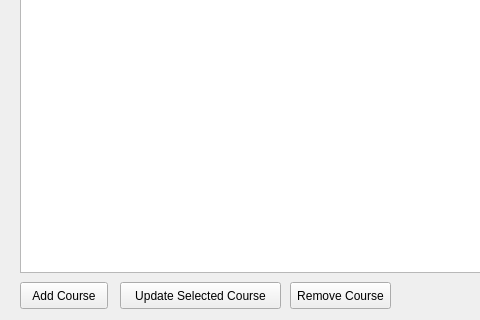
First picture: the form in client/CourseView/coursemanagementview.ui, repository RemyGratwohl/cuTPS_D4_teaQup, before the edit; both pictures show x 0 to 480 and y 88 to 408 of the 588 by 408 pixel window.
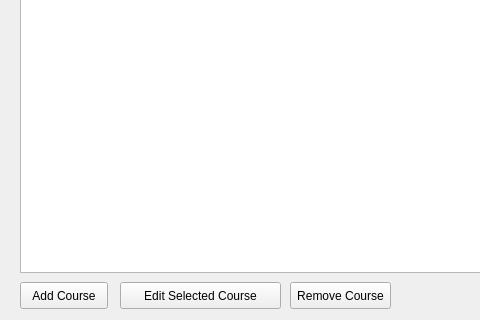
Second picture: the form after the edit. The open tabs and pages were chosen to show the change.

Commit message: Added content manager book and course tables.

Diff of the .ui file:
```diff
--- a/client/CourseView/coursemanagementview.ui
+++ b/client/CourseView/coursemanagementview.ui
@@ -111,7 +111,7 @@
       </rect>
      </property>
      <property name="text">
-      <string>Update Selected Course</string>
+      <string>Edit Selected Course</string>
      </property>
     </widget>
     <widget class="QPushButton" name="removeCourseButton">
```
Left out of the diff: 4 changed lines with no effect on the pictures. The commit also changes 10 other files.
